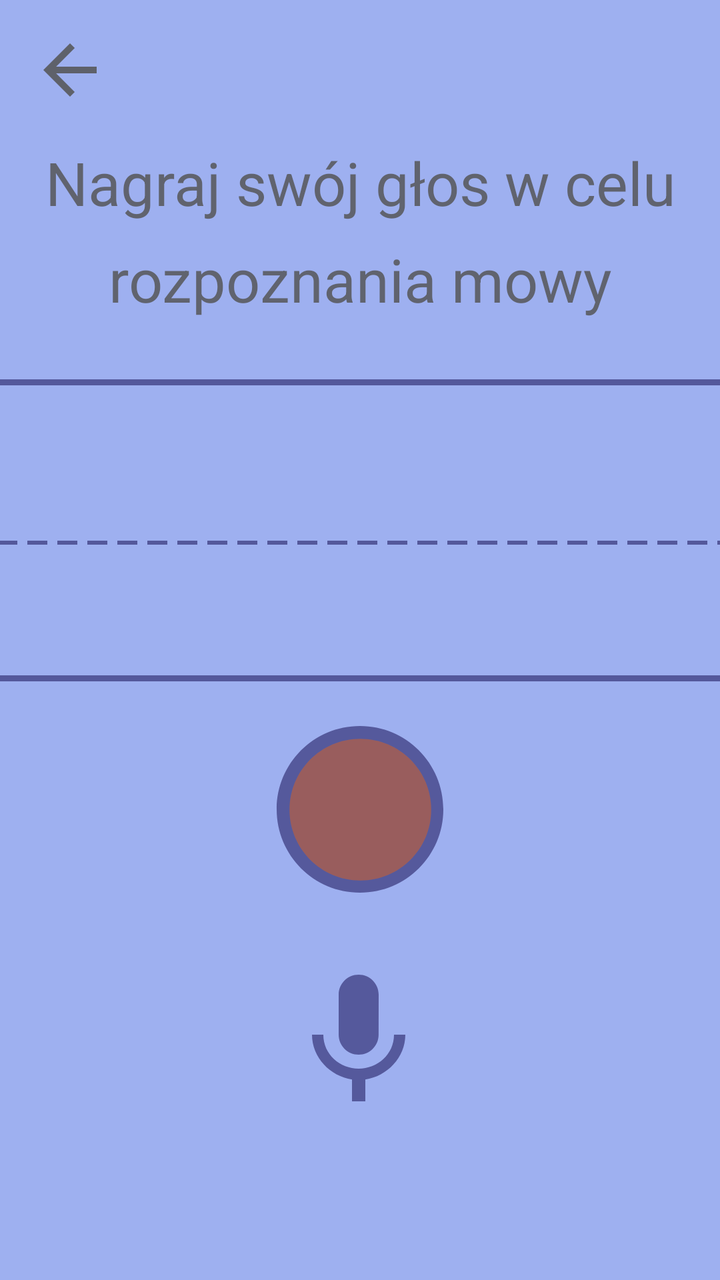
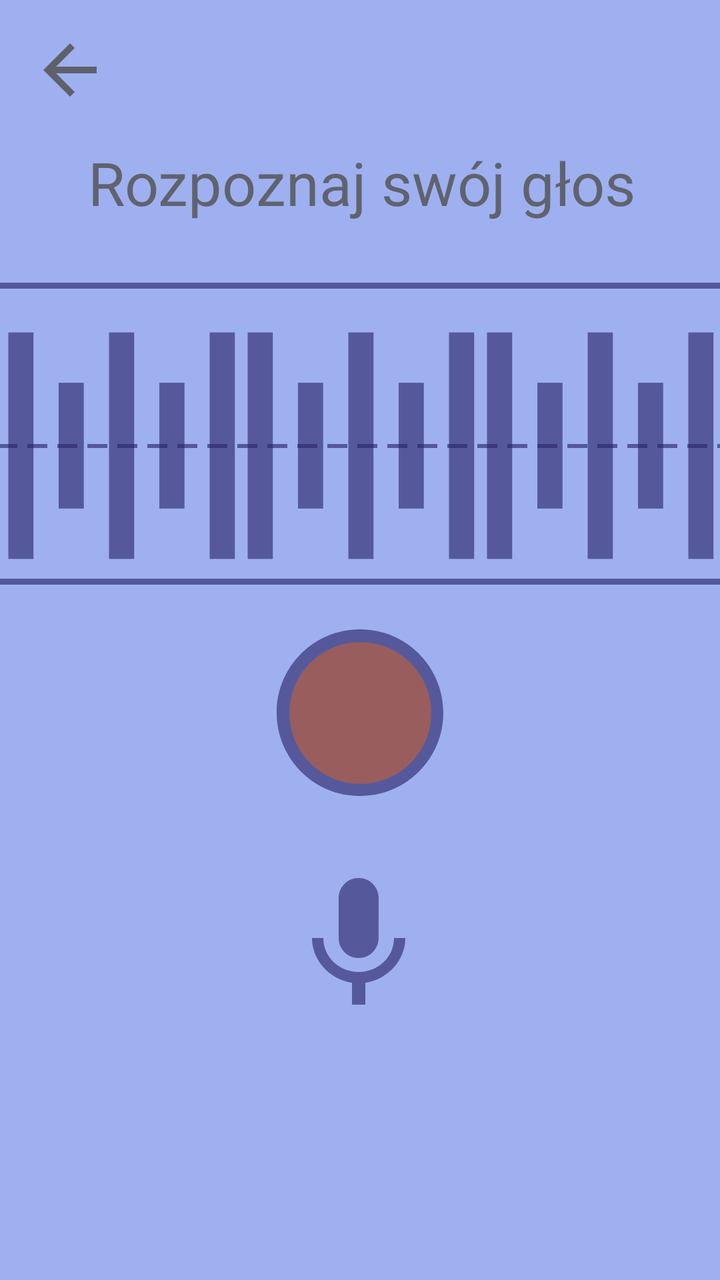

The first picture is an Android layout as it rendered before a commit; the second is the same layout after the commit. The layout source and the unified diff follow.
<!-- AndroidManifest.xml: application theme Theme.TiredTalker -->
<!-- res/layout/fragment_nagrywanie_active.xml -->
<?xml version="1.0" encoding="utf-8"?>
<androidx.constraintlayout.widget.ConstraintLayout xmlns:android="http://schemas.android.com/apk/res/android"
    xmlns:app="http://schemas.android.com/apk/res-auto"
    android:layout_width="match_parent"
    android:layout_height="match_parent"
    xmlns:tools="http://schemas.android.com/tools"
    android:background="@color/light_blue">

    
    <ImageButton
        android:id="@+id/backButton"
        android:layout_width="40dp"
        android:layout_height="40dp"
        android:background="@drawable/arrow_back"
        app:layout_constraintTop_toTopOf="parent"
        app:layout_constraintStart_toStartOf="parent"
        android:layout_margin="15dp" />

    
    <TextView
        android:id="@+id/titleText"
        android:layout_width="wrap_content"
        android:layout_height="wrap_content"
        android:layout_marginTop="16dp"
        android:text="Nagraj swój głos w celu"
        android:textColor="@color/brown"
        android:textSize="30sp"
        app:layout_constraintEnd_toEndOf="parent"
        app:layout_constraintHorizontal_bias="0.508"
        app:layout_constraintStart_toStartOf="parent"
        app:layout_constraintTop_toBottomOf="@id/backButton" />

    
    <TextView
        android:id="@+id/descriptionText"
        android:layout_width="wrap_content"
        android:layout_height="wrap_content"
        android:text="rozpoznania mowy"
        android:textColor="@color/brown"
        android:textSize="30sp"
        app:layout_constraintTop_toBottomOf="@id/titleText"
        app:layout_constraintStart_toStartOf="parent"
        app:layout_constraintEnd_toEndOf="parent"
        android:layout_marginTop="8dp" />

    
    <ImageView
        android:id="@+id/rectangleImage"
        android:layout_width="387dp"
        android:layout_height="151dp"
        android:src="@drawable/thin_square"
        app:layout_constraintTop_toBottomOf="@id/descriptionText"
        app:layout_constraintStart_toStartOf="parent"
        app:layout_constraintEnd_toEndOf="parent"
        android:layout_marginTop="30dp"
        tools:layout_editor_absoluteY="246dp"/>

    
    <ImageView
        android:id="@+id/lineImage"
        android:layout_width="366dp"
        android:layout_height="120dp"
        android:src="@drawable/dashed_line"
        app:layout_constraintTop_toTopOf="@id/rectangleImage"
        app:layout_constraintStart_toStartOf="@id/rectangleImage"
        app:layout_constraintEnd_toEndOf="@id/rectangleImage"
        app:layout_constraintBottom_toBottomOf="@id/rectangleImage"
        android:layout_marginTop="12dp" />

    
    <ImageView

        android:id="@+id/circleImage"
        android:layout_width="100dp"
        android:layout_height="200dp"
        android:src="@drawable/empty_circle"
        app:layout_constraintTop_toBottomOf="@id/descriptionText"
        app:layout_constraintStart_toStartOf="parent"
        app:layout_constraintEnd_toEndOf="parent"
        android:layout_marginTop="145dp" />

    
    <ImageButton

        android:id="@+id/nagrywanie_btn"
        android:layout_width="85dp"
        android:layout_height="85dp"
        android:background="@drawable/redcircle"
        app:layout_constraintTop_toTopOf="@id/circleImage"
        app:layout_constraintBottom_toBottomOf="@id/circleImage"
        app:layout_constraintStart_toStartOf="@id/circleImage"
        app:layout_constraintEnd_toEndOf="@id/circleImage" />

    
    <ImageView
        android:id="@+id/bottomImage"
        android:layout_width="80dp"
        android:layout_height="100dp"
        android:layout_marginTop="20dp"
        android:src="@drawable/microphone"
        app:layout_constraintEnd_toEndOf="parent"
        app:layout_constraintHorizontal_bias="0.498"
        app:layout_constraintStart_toStartOf="parent"
        app:layout_constraintTop_toBottomOf="@id/nagrywanie_btn" />

</androidx.constraintlayout.widget.ConstraintLayout>
<!-- resources referenced by this layout -->
<resources>
  <color name="brown">#99373017</color>
  <color name="light_blue">#9EB0F0</color>
  <!-- drawable arrow_back (drawable) -->
  <vector xmlns:android="http://schemas.android.com/apk/res/android"
      android:alpha="0.62"
      android:autoMirrored="true"
      android:height="35dp"
      android:tint="#373017"
      android:viewportHeight="24"
      android:viewportWidth="24"
      android:width="35dp">
        
      <path
          android:fillColor="@android:color/white"
          android:pathData="M20,11H7.83l5.59,-5.59L12,4l-8,8 8,8 1.41,-1.41L7.83,13H20v-2z"/>
      
  </vector>
  <!-- drawable dashed_line (drawable) -->
  <?xml version="1.0" encoding="utf-8"?>
  <shape xmlns:android="http://schemas.android.com/apk/res/android"
      android:shape="line">
      <stroke
          android:width="2dp"
          android:color="@color/darkest_blue"
          android:dashWidth="10dp"
          android:dashGap="5dp"/>
  </shape>
  <!-- drawable empty_circle (drawable) -->
  <vector
      android:alpha="0.62"
      android:height="40dp"
      android:width="40dp"
      android:tint="#282368"
      android:viewportHeight="24"
      android:viewportWidth="24"
  
      xmlns:android="http://schemas.android.com/apk/res/android">
      <path
          android:fillColor="@android:color/white"
          android:pathData="M12,2C6.47,2 2,6.47 2,12c0,5.53 4.47,10 10,10s10,-4.47 10,-10C22,6.47 17.53,2 12,2zM12,20c-4.42,0 -8,-3.58 -8,-8c0,-4.42 3.58,-8 8,-8s8,3.58 8,8C20,16.42 16.42,20 12,20z"/>
  </vector>
  <!-- drawable redcircle (drawable) -->
  <vector
      android:height="35dp"
      android:width="35dp"
      android:tint="#995D5D"
      android:viewportHeight="24"
      android:viewportWidth="24"
      xmlns:android="http://schemas.android.com/apk/res/android">
      <path
          android:fillColor="@android:color/white"
          android:pathData="M12,2C6.47,2 2,6.47 2,12s4.47,10 10,10 10,-4.47 10,-10S17.53,2 12,2z"/>
  </vector>
  <!-- drawable thin_square (drawable) -->
  <?xml version="1.0" encoding="utf-8"?>
  <shape
  
      xmlns:android="http://schemas.android.com/apk/res/android">
      
      
      
      <solid
          android:color="@android:color/transparent"/>
      <stroke
          android:width="3dp"
          android:color="@color/darkest_blue"/>
      <corners android:radius="0dp"/>
  </shape>
  <style name="Theme.TiredTalker" parent="Theme.MaterialComponents.DayNight.DarkActionBar">
          
          <item name="colorPrimary">@color/purple_500</item>
          <item name="colorPrimaryVariant">@color/purple_700</item>
          <item name="colorOnPrimary">@color/white</item>
          
          <item name="colorSecondary">@color/teal_200</item>
          <item name="colorSecondaryVariant">@color/teal_700</item>
          <item name="colorOnSecondary">@color/black</item>
          
          <item name="android:statusBarColor">?attr/colorPrimaryVariant</item>
          
      </style>
  <color name="darkest_blue">#9E282368</color>
  <color name="purple_500">#FF6200EE</color>
  <color name="purple_700">#FF3700B3</color>
  <color name="white">#FFFFFFFF</color>
  <color name="teal_200">#FF03DAC5</color>
  <color name="teal_700">#FF018786</color>
  <color name="black">#FF000000</color>
  <!-- unchanged entries left out for length: 1 -->
</resources>

<!-- the commit's change to res/layout/fragment_nagrywanie_active.xml (unified diff, before → after) -->
@@ -22,7 +22,7 @@
         android:layout_width="wrap_content"
         android:layout_height="wrap_content"
         android:layout_marginTop="16dp"
-        android:text="Nagraj swój głos w celu"
+        android:text="Rozpoznaj swój głos"
         android:textColor="@color/brown"
         android:textSize="30sp"
         app:layout_constraintEnd_toEndOf="parent"
@@ -30,18 +30,6 @@
         app:layout_constraintStart_toStartOf="parent"
         app:layout_constraintTop_toBottomOf="@id/backButton" />
 
-    
-    <TextView
-        android:id="@+id/descriptionText"
-        android:layout_width="wrap_content"
-        android:layout_height="wrap_content"
-        android:text="rozpoznania mowy"
-        android:textColor="@color/brown"
-        android:textSize="30sp"
-        app:layout_constraintTop_toBottomOf="@id/titleText"
-        app:layout_constraintStart_toStartOf="parent"
-        app:layout_constraintEnd_toEndOf="parent"
-        android:layout_marginTop="8dp" />
 
     
     <ImageView
@@ -49,7 +37,7 @@
         android:layout_width="387dp"
         android:layout_height="151dp"
         android:src="@drawable/thin_square"
-        app:layout_constraintTop_toBottomOf="@id/descriptionText"
+        app:layout_constraintTop_toBottomOf="@id/titleText"
         app:layout_constraintStart_toStartOf="parent"
         app:layout_constraintEnd_toEndOf="parent"
         android:layout_marginTop="30dp"
@@ -69,12 +57,50 @@
 
     
     <ImageView
+        android:id="@+id/sound1"
+        android:layout_width="387dp"
+        android:layout_height="151dp"
+        android:layout_marginTop="12dp"
+        android:rotation="90"
+        android:src="@drawable/sound"
+        app:layout_constraintBottom_toBottomOf="@id/rectangleImage"
+        app:layout_constraintStart_toStartOf="@id/rectangleImage"
+        app:layout_constraintTop_toTopOf="@id/rectangleImage"
+        android:layout_marginStart="-120dp"/>
+
+    
+    <ImageView
+        android:id="@+id/sound2"
+        android:layout_width="387dp"
+        android:layout_height="151dp"
+        android:layout_marginTop="12dp"
+        android:rotation="90"
+        android:src="@drawable/sound"
+        app:layout_constraintBottom_toBottomOf="@id/rectangleImage"
+        app:layout_constraintStart_toStartOf="@id/rectangleImage"
+        app:layout_constraintTop_toTopOf="@id/rectangleImage"/>
+
+    
+    <ImageView
+        android:id="@+id/sound3"
+        android:layout_width="387dp"
+        android:layout_height="151dp"
+        android:layout_marginTop="12dp"
+        android:rotation="90"
+        android:src="@drawable/sound"
+        app:layout_constraintBottom_toBottomOf="@id/rectangleImage"
+        app:layout_constraintStart_toStartOf="@id/rectangleImage"
+        app:layout_constraintTop_toTopOf="@id/rectangleImage"
+        android:layout_marginStart="120dp"/>
+
+    
+    <ImageView
 
         android:id="@+id/circleImage"
         android:layout_width="100dp"
         android:layout_height="200dp"
         android:src="@drawable/empty_circle"
-        app:layout_constraintTop_toBottomOf="@id/descriptionText"
+        app:layout_constraintTop_toBottomOf="@id/titleText"
         app:layout_constraintStart_toStartOf="parent"
         app:layout_constraintEnd_toEndOf="parent"
         android:layout_marginTop="145dp" />
<!-- resource entries referenced after the edit -->
@@ -53,6 +53,12 @@
           android:fillColor="@android:color/white"
           android:pathData="M12,2C6.47,2 2,6.47 2,12s4.47,10 10,10 10,-4.47 10,-10S17.53,2 12,2z"/>
   </vector>
+  <!-- drawable sound (drawable) -->
+  <vector android:alpha="0.62" android:height="24dp"
+      android:tint="#282368" android:viewportHeight="24"
+      android:viewportWidth="24" android:width="24dp" xmlns:android="http://schemas.android.com/apk/res/android">
+      <path android:fillColor="@android:color/white" android:pathData="M7,15v2h10v-2L7,15zM3,21h18v-2L3,19v2zM3,13h18v-2L3,11v2zM7,7v2h10L17,7L7,7zM3,3v2h18L21,3L3,3z"/>
+  </vector>
   <!-- drawable thin_square (drawable) -->
   <?xml version="1.0" encoding="utf-8"?>
   <shape
